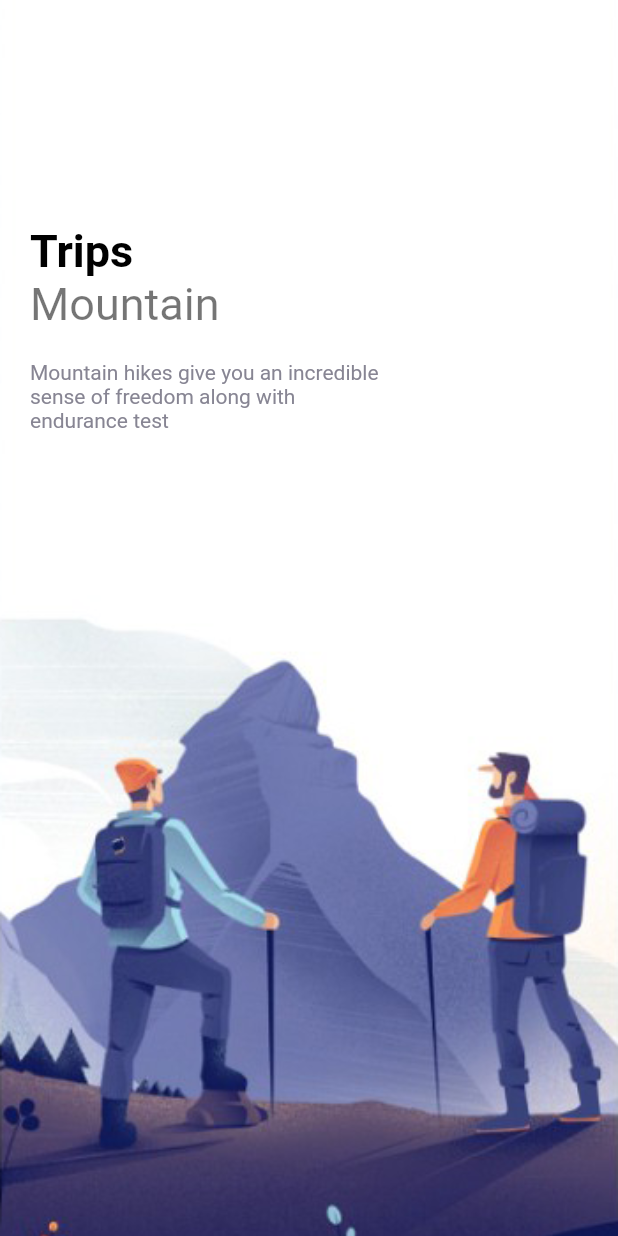
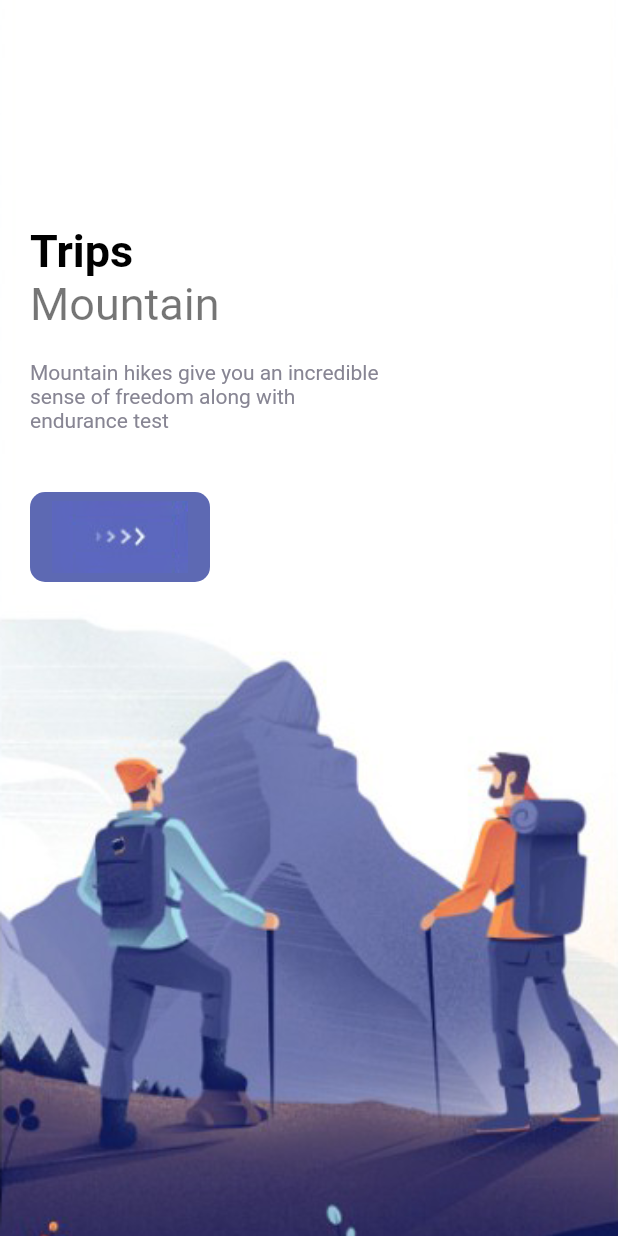
Before and after one commit to Bepo0328/travel_app, a Flutter app: the screen it shows after launch, on a phone screen of 412 x 824 dp. Run offline on Flutter 3.47's test engine with Material 2 defaults, Android fonts, the phone set to English and light mode, and no system bars.

Commit message:
TravelApp: Widget - ResponsiveButton

```diff
--- a/lib/pages/welcome_page.dart
+++ b/lib/pages/welcome_page.dart
@@ -15,6 +15,9 @@ class _WelcomePageState extends State<WelcomePage> {
     'welcome-two.png',
     'welcome-three.png',
   ];
+
+  List texts = [];
+
   @override
   Widget build(BuildContext context) {
     return Scaffold(
@@ -52,6 +55,8 @@ class _WelcomePageState extends State<WelcomePage> {
                           size: 14,
                         ),
                       ),
+                      SizedBox(height: 40),
+                      ResponsiveButton(width: 120),
                     ],
                   ),
                 ],
--- /dev/null
+++ b/lib/widgets/responsive_button.dart
@@ -0,0 +1,31 @@
+import 'package:flutter/material.dart';
+import 'package:travel_app/misc/colors.dart';
+
+class ResponsiveButton extends StatelessWidget {
+  final bool? isResponsive;
+  final double? width;
+
+  const ResponsiveButton({
+    Key? key,
+    this.isResponsive = false,
+    this.width,
+  }) : super(key: key);
+
+  @override
+  Widget build(BuildContext context) {
+    return Container(
+      width: width,
+      height: 60,
+      decoration: BoxDecoration(
+        borderRadius: BorderRadius.circular(10),
+        color: AppColors.mainColor,
+      ),
+      child: Row(
+        mainAxisAlignment: MainAxisAlignment.center,
+        children: [
+          Image.asset('img/button-one.png'),
+        ],
+      ),
+    );
+  }
+}
--- a/lib/widgets/widgets.dart
+++ b/lib/widgets/widgets.dart
@@ -1,2 +1,3 @@
 export 'app_text.dart';
 export 'app_large_text.dart';
+export 'responsive_button.dart';
```
